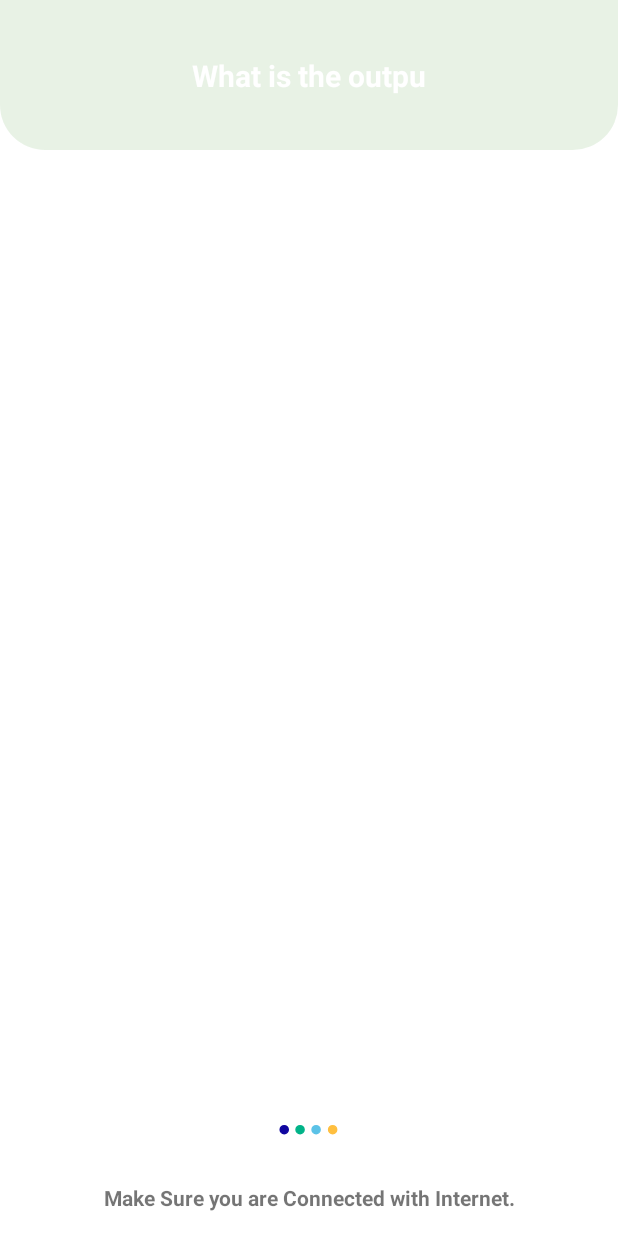
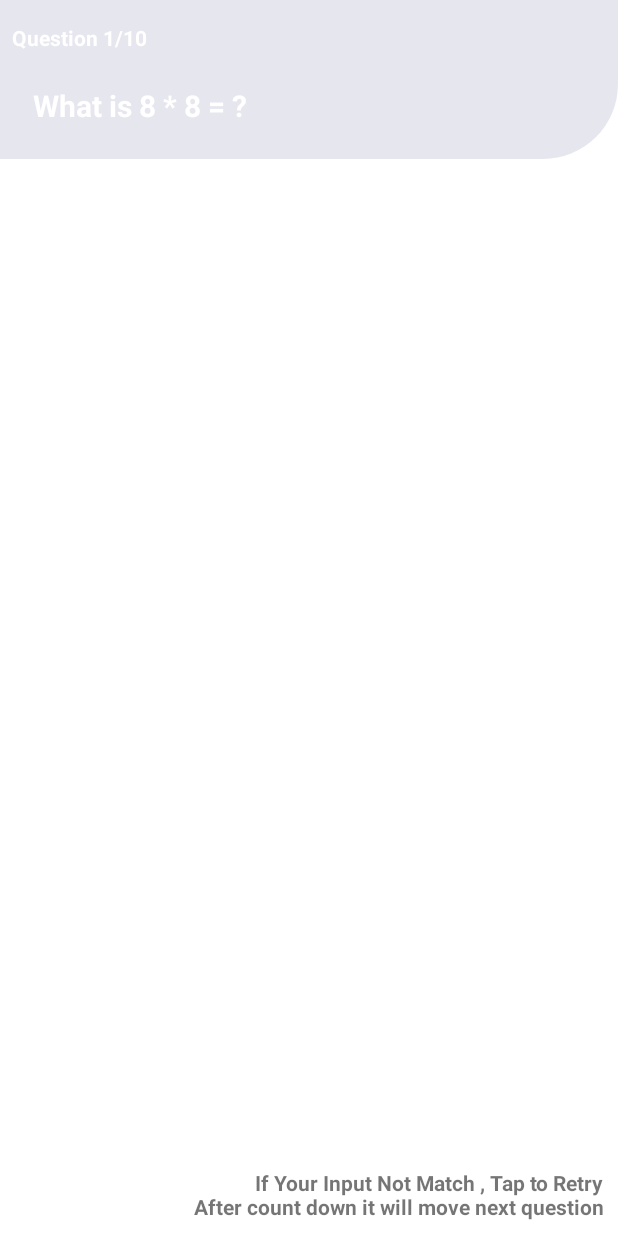
Before and after one commit to Karthikeyan63/VoiceApp, an Android app: the screen it shows after launch (MainActivity), on a phone screen of 412 x 824 dp. Run offline under Robolectric (Android 15) with nearby library versions, the phone set to English and light mode, and no system bars; Roboto replaces fonts that are not available here.

Commit message:
VoiceApp

```diff
--- a/app/src/main/java/com/developer/karthikeyank/MainActivity.java
+++ b/app/src/main/java/com/developer/karthikeyank/MainActivity.java
@@ -1,9 +1,11 @@
 package com.developer.karthikeyank;
 
 import androidx.annotation.Nullable;
+import androidx.appcompat.app.AlertDialog;
 import androidx.appcompat.app.AppCompatActivity;
 import androidx.constraintlayout.widget.ConstraintLayout;
 
+import android.content.DialogInterface;
 import android.content.Intent;
 import android.os.Bundle;
 import android.os.Handler;
@@ -19,69 +21,58 @@ import java.util.Locale;
 
 public class MainActivity extends AppCompatActivity {
 
+    private TextView question_top_seek;
+    private TextView question;
+    private TextView input_answer;
+    private ImageView retry;
+    private TextView count_down;
+    private ConstraintLayout constraintLayout;
+    public int Number1=0,Number2=0;
     private final int Request_code = 6383;
-    private final String input = "What is the output of 2 *2?     Tell us Your Input?";
-    private ImageView imageView;
     private TextToSpeech t1;
-    private TextView textView;
-    private  int i = 0;
-    private final String anim = "What is the output of 2 *2?";
-    private ConstraintLayout constraintLayout;
+    int keyid = 0;
 
     @Override
     protected void onCreate(Bundle savedInstanceState) {
         super.onCreate(savedInstanceState);
         setContentView(R.layout.activity_main);
-        imageView = findViewById(R.id.imageView);
-        imageView.setEnabled(false);
-        textView=findViewById(R.id.textview);
-        constraintLayout = findViewById(R.id.constrainnn);
-        constraintLayout.startAnimation(AnimationUtils.loadAnimation(MainActivity.this,R.anim.updown));
+        //assign id
+        question_top_seek = findViewById(R.id.textView_main_count_question);
+        question = findViewById(R.id.textview);
+        input_answer = findViewById(R.id.textView_input_answer);
+        retry = findViewById(R.id.imageView_retry);
+        retry.setEnabled(false);
+        count_down = findViewById(R.id.textView_cont_down);
+        constraintLayout = findViewById(R.id.constrain_main_activity_top);
 
-        Speech(input);
+        StartASpeak();
 
-        imageView.setOnClickListener(new View.OnClickListener() {
+        retry.setOnClickListener(new View.OnClickListener() {
             @Override
             public void onClick(View view) {
-                Intent intent = new Intent(RecognizerIntent.ACTION_RECOGNIZE_SPEECH);
-                intent.putExtra(RecognizerIntent.EXTRA_LANGUAGE_MODEL,RecognizerIntent.LANGUAGE_MODEL_FREE_FORM);
-                intent.putExtra(RecognizerIntent.EXTRA_LANGUAGE,Locale.getDefault());
-                intent.putExtra(RecognizerIntent.EXTRA_SPEECH_INPUT_MINIMUM_LENGTH_MILLIS,2000);
-
-                try {
-                    startActivityForResult(intent,Request_code);
-                }
-                catch (Exception e){
-                    Toast.makeText(MainActivity.this, "Sorry! Device Not Support", Toast.LENGTH_SHORT).show();
-                }
+                keyid=1;
+                ActivateInput();
             }
         });
 
-        //calling for delay speech in first time.
+    }
+
+    private void StartASpeak() {
+        Number1=MaterialsQ.RandomNumber();
+        Number2=MaterialsQ.RandomNumber();
+        question_top_seek.setText("Question "+MaterialsQ.Running_Question+"/"+MaterialsQ.Total_Question);
+        question.setText("What is "+Number1+" * "+Number2+" = ?");
+        String total_speak = "Question "+MaterialsQ.Running_Question+" of "+MaterialsQ.Total_Question+"     What is "+Number1+" * "+Number2;
+        constraintLayout.startAnimation(AnimationUtils.loadAnimation(MainActivity.this,R.anim.updown));
+        Speech(total_speak);
         new Handler().postDelayed(new Runnable() {
             @Override
             public void run() {
                 isSpeak();
             }
         },5000);
-
-        AnimateText(anim);
-
     }
 
-    //this will perform speech is finished or not
-    private void isSpeak() {
-        if (t1.isSpeaking()){
-            isSpeak();
-        }
-        else {
-            imageView.setEnabled(true);
-            imageView.animate().alpha(1).setDuration(1000);
-            imageView.performClick();
-        }
-    }
-
-    //for speech
     private void Speech(String in){
         t1 = new TextToSpeech(getApplicationContext(), new TextToSpeech.OnInitListener() {
             @Override
@@ -95,40 +86,101 @@ public class MainActivity extends AppCompatActivity {
         });
     }
 
+    private void isSpeak() {
+        if (t1.isSpeaking()){
+            isSpeak();
+        }
+        else {
+            ActivateInput();
+        }
+    }
+
+    private void ActivateInput(){
+        Intent intent = new Intent(RecognizerIntent.ACTION_RECOGNIZE_SPEECH);
+        intent.putExtra(RecognizerIntent.EXTRA_LANGUAGE_MODEL,RecognizerIntent.LANGUAGE_MODEL_FREE_FORM);
+        intent.putExtra(RecognizerIntent.EXTRA_LANGUAGE,Locale.getDefault());
+        intent.putExtra(RecognizerIntent.EXTRA_SPEECH_INPUT_MINIMUM_LENGTH_MILLIS,2000);
+
+        try {
+            startActivityForResult(intent,Request_code);
+        }
+        catch (Exception e){
+            Toast.makeText(MainActivity.this, "Sorry! Device Not Support", Toast.LENGTH_SHORT).show();
+        }
+    }
+
     @Override
     protected void onActivityResult(int requestCode, int resultCode, @Nullable Intent data) {
         super.onActivityResult(requestCode, resultCode, data);
         if (requestCode==Request_code){
-
             if (resultCode==RESULT_OK && data!=null){
                 ArrayList<String> voice_data = data.getStringArrayListExtra(RecognizerIntent.EXTRA_RESULTS);
-
-                if (voice_data.get(0).replace(" ","").equals("4") || voice_data.get(0).replace(" ","").equals("four") ){
+                int out = Number1*Number2;
+                if (voice_data.get(0).replace(" ","").equals(String.valueOf(out))){
                     Speech("Correct Answer!");
-                    Toast.makeText(this, "Correct Answer!", Toast.LENGTH_SHORT).show();
+                    input_answer.setText("Your Answer : "+voice_data.get(0)+" (correct)");
+                    MaterialsQ.Total_Score += 1;
+                    MoveNextQuestion();
                 }
                 else {
+                    keyid=0;
                     Speech("InCorrect Answer!");
-                    Toast.makeText(this, "InCorrect Answer!", Toast.LENGTH_SHORT).show();
+                    input_answer.setText("Your Answer : "+voice_data.get(0)+" (Incorrect)");
+                    retry.animate().alpha(1).setDuration(500);
+                    count_down.animate().alpha(1).setDuration(500);
+                    retry.setEnabled(true);
+                    RunCount(5);
                 }
             }
 
         }
     }
 
-    //this will animate a text
-    private void AnimateText(String anim) {
-        if(i<=anim.length()){
-            textView.setText(anim.substring(0,i));
-            ++i;
+    private void RunCount(int counts){
+        if(counts==1){
+            MoveNextQuestion();
+        }else {
+            count_down.setText(String.valueOf(counts));
             new Handler().postDelayed(new Runnable() {
                 @Override
                 public void run() {
-                    AnimateText(anim);
+                    if(keyid==0) {
+                        RunCount(counts - 1);
+                    }
                 }
-            },100);
+            },1000);
+        }
+    }
 
-        }
+    private void MoveNextQuestion(){
+        retry.setEnabled(false);
+        retry.animate().alpha(0).setDuration(1000);
+        count_down.animate().alpha(0).setDuration(1000);
+        new Handler().postDelayed(new Runnable() {
+            @Override
+            public void run() {
+                if (MaterialsQ.Total_Question==MaterialsQ.Running_Question){
+                    AlertDialog alertDialog = new AlertDialog.Builder(MainActivity.this)
+                            .setTitle("Total Score").setMessage("You Scored : "+MaterialsQ.Total_Score)
+                            .setCancelable(false)
+                            .setPositiveButton("Retry", new DialogInterface.OnClickListener() {
+                                @Override
+                                public void onClick(DialogInterface dialogInterface, int i) {
+                                    MaterialsQ.Running_Question=1;
+                                    MaterialsQ.Total_Score=0;
+                                    input_answer.setText("");
+                                    StartASpeak();
+                                }
+                            }).create();
+                    alertDialog.show();
+                }
+                else {
+                    input_answer.setText("");
+                    MaterialsQ.Running_Question += 1;
+                    StartASpeak();
+                }
+            }
+        },1500);
     }
 
     @Override
--- /dev/null
+++ b/app/src/main/java/com/developer/karthikeyank/MaterialsQ.java
@@ -0,0 +1,16 @@
+package com.developer.karthikeyank;
+
+import java.util.Random;
+
+public class MaterialsQ {
+
+    public static final int Total_Question = 10;
+    public static int Running_Question = 1;
+    public static int Total_Score = 0;
+    private static Random random;
+
+    public static int RandomNumber(){
+        random = new Random();
+        return random.nextInt(9)+1;
+    }
+}
--- a/app/src/main/java/com/developer/karthikeyank/SplashScreen.java
+++ b/app/src/main/java/com/developer/karthikeyank/SplashScreen.java
@@ -23,7 +23,7 @@ public class SplashScreen extends AppCompatActivity {
             public void onInit(int i) {
                 if (i!=TextToSpeech.ERROR){
                     t1.setLanguage(Locale.ENGLISH);
-                    t1.setSpeechRate(0.7f);
+                    t1.setSpeechRate(0.9f);
                     t1.speak(in,TextToSpeech.QUEUE_FLUSH,null);
                 }
             }
--- a/app/src/main/res/anim/updown.xml
+++ b/app/src/main/res/anim/updown.xml
@@ -3,7 +3,9 @@
 
     <translate android:duration="1500"
         android:fromYDelta="-100%"
-        android:toYDelta="0%"/>
+        android:toYDelta="0%"
+        android:fromXDelta="-100%"
+        android:toXDelta="0%"/>
 
     <alpha
         android:duration="1500"
--- a/app/src/main/res/drawable/corner.xml
+++ b/app/src/main/res/drawable/corner.xml
@@ -1,7 +1,7 @@
 <?xml version="1.0" encoding="utf-8"?>
 <shape xmlns:android="http://schemas.android.com/apk/res/android">
 
-    <corners android:bottomLeftRadius="30dp" android:bottomRightRadius="30dp"/>
-    <solid android:color="@color/green"/>
+    <corners android:bottomLeftRadius="0dp" android:bottomRightRadius="50dp"/>
+    <solid android:color="@color/blue"/>
 
 </shape>
--- a/app/src/main/res/layout/activity_main.xml
+++ b/app/src/main/res/layout/activity_main.xml
@@ -7,64 +7,97 @@
     tools:context=".MainActivity">
 
     <androidx.constraintlayout.widget.ConstraintLayout
-        android:id="@+id/constrainnn"
+        android:id="@+id/constrain_main_activity_top"
         android:layout_width="match_parent"
-        android:layout_height="100dp"
+        android:layout_height="wrap_content"
         android:background="@drawable/corner"
         app:layout_constraintEnd_toEndOf="parent"
         app:layout_constraintStart_toStartOf="parent"
         app:layout_constraintTop_toTopOf="parent">
 
         <TextView
-            android:id="@+id/textview"
+            android:id="@+id/textView_main_count_question"
             android:layout_width="wrap_content"
             android:layout_height="wrap_content"
-            android:text="@string/empty"
-            android:textAlignment="center"
+            android:layout_marginTop="15dp"
+            android:layout_marginStart="8dp"
+            android:text="Question 1/10."
+            android:textAlignment="viewStart"
+            android:textColor="@color/white"
+            android:textStyle="bold"
+            app:layout_constraintStart_toStartOf="parent"
+            app:layout_constraintTop_toTopOf="parent" />
+
+        <TextView
+            android:id="@+id/textview"
+            android:layout_width="match_parent"
+            android:layout_height="wrap_content"
+            android:layout_margin="12dp"
+            android:padding="10dp"
+            android:text="What is 20 * 20 = ?"
+            android:textAlignment="viewStart"
             android:textColor="@color/white"
             android:textSize="20sp"
             android:textStyle="bold"
             app:layout_constraintBottom_toBottomOf="parent"
             app:layout_constraintEnd_toEndOf="parent"
             app:layout_constraintStart_toStartOf="parent"
-            app:layout_constraintTop_toTopOf="parent" />
+            app:layout_constraintTop_toBottomOf="@+id/textView_main_count_question" />
+
     </androidx.constraintlayout.widget.ConstraintLayout>
 
-    <ImageView
-        android:id="@+id/imageView"
-        android:layout_width="91dp"
-        android:layout_height="65dp"
-        android:alpha="0"
-        android:layout_marginTop="10dp"
+    <TextView
+        android:id="@+id/textView_input_answer"
+        android:layout_width="match_parent"
+        android:layout_height="wrap_content"
+        android:layout_margin="12dp"
+        android:padding="10dp"
+        android:singleLine="true"
+        android:text=""
+        android:textAlignment="viewStart"
+        android:textColor="#0F2BAA"
+        android:textSize="16sp"
+        android:textStyle="bold"
         app:layout_constraintEnd_toEndOf="parent"
         app:layout_constraintStart_toStartOf="parent"
-        app:layout_constraintTop_toBottomOf="@+id/constrainnn"
-        app:srcCompat="@drawable/ic_mic"
-        android:contentDescription="@string/voice" />
+        app:layout_constraintTop_toBottomOf="@+id/constrain_main_activity_top" />
 
     <TextView
-        android:id="@+id/textView_initialize"
-        android:layout_width="wrap_content"
+        android:id="@+id/textView_retry_text"
+        android:layout_width="match_parent"
         android:layout_height="wrap_content"
-        android:layout_marginBottom="16dp"
-        android:text="@string/make_sure_you_are_connected_with_internet"
-        android:textAlignment="center"
+        android:layout_margin="10dp"
+        android:layout_marginBottom="8dp"
+        android:text="If Your Input Not Match , Tap to Retry\nAfter count down it will move next question"
+        android:textAlignment="viewEnd"
         android:textStyle="bold"
         app:layout_constraintBottom_toBottomOf="parent"
         app:layout_constraintEnd_toEndOf="parent"
         app:layout_constraintStart_toStartOf="parent" />
 
-    <com.airbnb.lottie.LottieAnimationView
-        android:id="@+id/lot"
-        android:layout_width="110dp"
-        android:layout_height="60dp"
-        android:layout_margin="5dp"
-        app:lottie_rawRes="@raw/loading"
-        app:lottie_loop="true"
-        app:lottie_autoPlay="true"
-        app:layout_constraintBottom_toTopOf="@+id/textView_initialize"
+    <ImageView
+        android:id="@+id/imageView_retry"
+        android:layout_width="80dp"
+        android:layout_height="65dp"
+        android:layout_margin="10dp"
+        android:layout_marginEnd="16dp"
+        android:alpha="0"
+        android:contentDescription="@string/voice"
+        app:layout_constraintBottom_toTopOf="@+id/textView_retry_text"
         app:layout_constraintEnd_toEndOf="parent"
-        app:layout_constraintStart_toStartOf="parent" />
+        app:srcCompat="@drawable/ic_mic" />
 
+    <TextView
+        android:id="@+id/textView_cont_down"
+        android:layout_width="wrap_content"
+        android:layout_height="65dp"
+        android:gravity="center"
+        android:padding="10dp"
+        android:text="5"
+        android:alpha="0"
+        android:layout_marginBottom="10dp"
+        android:textSize="34sp"
+        app:layout_constraintBottom_toTopOf="@+id/textView_retry_text"
+        app:layout_constraintEnd_toStartOf="@+id/imageView_retry" />
 
 </androidx.constraintlayout.widget.ConstraintLayout>
--- a/app/src/main/res/values-night/themes.xml
+++ b/app/src/main/res/values-night/themes.xml
@@ -3,7 +3,7 @@
     <style name="Theme.KarthikeyanK" parent="Theme.MaterialComponents.Light.NoActionBar">
         <!-- Primary brand color. -->
         <item name="colorPrimary">@color/purple_500</item>
-        <item name="colorPrimaryVariant">@color/green</item>
+        <item name="colorPrimaryVariant">@color/blue</item>
         <item name="colorOnPrimary">@color/white</item>
         <!-- Secondary brand color. -->
         <item name="colorSecondary">@color/teal_200</item>
--- a/app/src/main/res/values/colors.xml
+++ b/app/src/main/res/values/colors.xml
@@ -7,5 +7,5 @@
     <color name="teal_700">#FF018786</color>
     <color name="black">#FF000000</color>
     <color name="white">#FFFFFFFF</color>
-    <color name="green">#208204</color>
+    <color name="blue">#03095B</color>
 </resources>
--- a/app/src/main/res/values/strings.xml
+++ b/app/src/main/res/values/strings.xml
@@ -1,6 +1,8 @@
 <resources>
-    <string name="app_name">VoiceApp</string>
+    <string name="app_name">QVoiceApp</string>
     <string name="empty" />
     <string name="voice">voice</string>
     <string name="make_sure_you_are_connected_with_internet">Make Sure you are Connected with Internet.</string>
+    <string name="quiz_nvoice_app">Quiz\nVoice App</string>
+    <string name="internet_text">Make Sure You are connected with Internet</string>
 </resources>
--- a/app/src/main/res/values/themes.xml
+++ b/app/src/main/res/values/themes.xml
@@ -3,7 +3,7 @@
     <style name="Theme.KarthikeyanK" parent="Theme.MaterialComponents.Light.NoActionBar">
         <!-- Primary brand color. -->
         <item name="colorPrimary">@color/purple_500</item>
-        <item name="colorPrimaryVariant">@color/green</item>
+        <item name="colorPrimaryVariant">@color/blue</item>
         <item name="colorOnPrimary">@color/white</item>
         <!-- Secondary brand color. -->
         <item name="colorSecondary">@color/teal_200</item>
```
Also changed, not shown: app/src/main/res/layout/activity_splash_screen.xml (+18 -6 lines).
